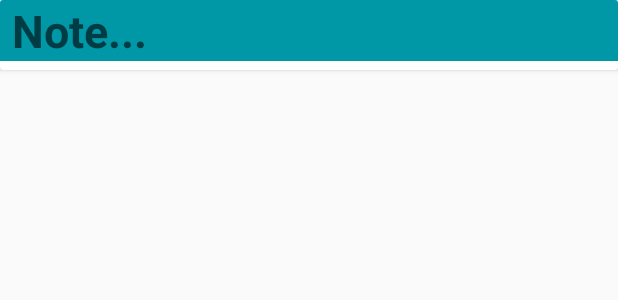
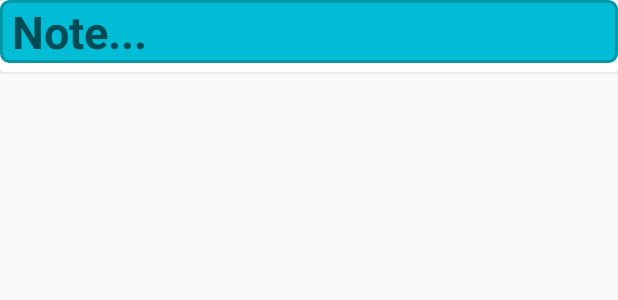
Before and after one commit to SomeSimpleThings/simplelist, an Android app: the layout recyclerview_item.xml on its own in the app's theme, with its tools: preview values and no code run, on a phone screen of 412 x 824 dp. Shown: the top 300 px of the screen. Run offline under Robolectric (Android 15) with nearby library versions, the phone set to English and light mode, and no system bars.

Commit message:
rounded corners for textview

```diff
--- /dev/null
+++ b/app/src/main/res/drawable/rounded_background.xml
@@ -0,0 +1,15 @@
+<?xml version="1.0" encoding="utf-8"?>
+<shape xmlns:android="http://schemas.android.com/apk/res/android"
+    android:shape="rectangle">
+    <stroke
+        android:width="2dp"
+        android:color="@color/colorPrimaryDark" />
+    <solid android:color="@color/colorPrimary" />
+    <corners android:radius="5dp" />
+    <padding
+        android:bottom="1dp"
+        android:left="1dp"
+        android:right="1dp"
+        android:top="1dp"/>
+
+</shape>
--- a/app/src/main/res/layout/recyclerview_item.xml
+++ b/app/src/main/res/layout/recyclerview_item.xml
@@ -14,7 +14,7 @@
             style="@style/note_title"
             android:layout_width="match_parent"
             android:layout_height="wrap_content"
-            android:background="@color/colorPrimaryDark"
+            android:background="@drawable/rounded_background"
             android:hint="@string/hint_note" />
 
     </RelativeLayout>
```
